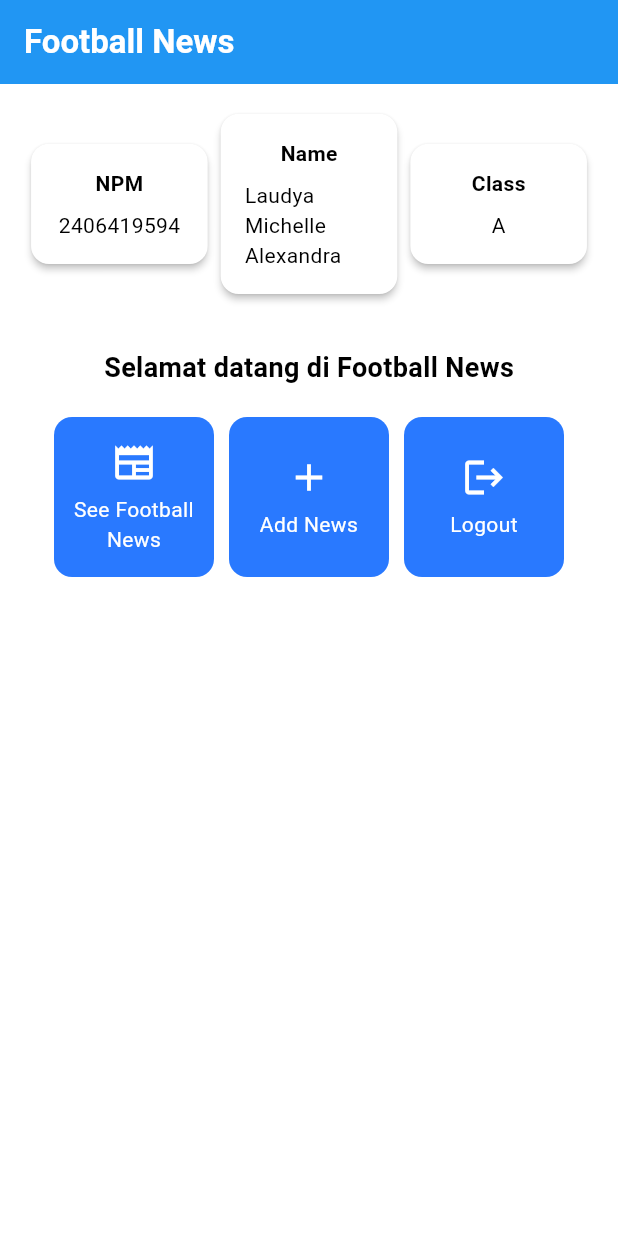
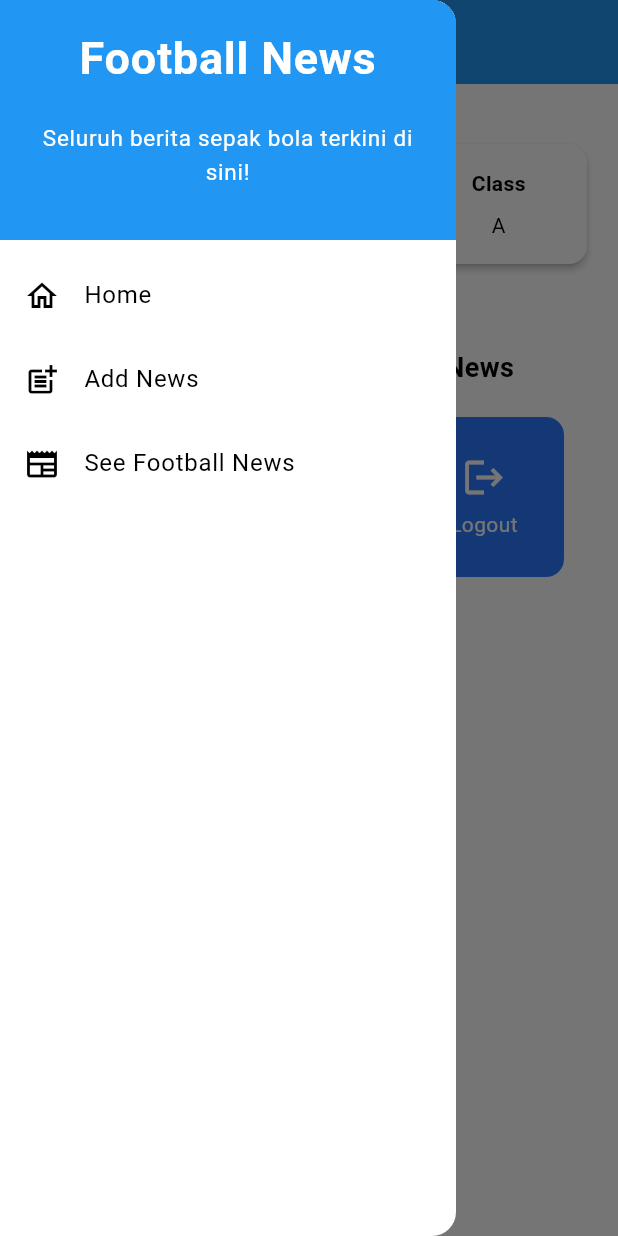
Before and after one commit to michxelle/football-news-mobile, a Flutter app: the screen it shows after launch, with the side drawer open (before the commit the screen has no drawer), on a phone screen of 412 x 824 dp. Run offline on Flutter 3.47's test engine with Material 3 defaults, Android fonts, the phone set to English and light mode, and no system bars.

Commit message:
Completed Tutorial 7

```diff
--- a/lib/main.dart
+++ b/lib/main.dart
@@ -1,5 +1,5 @@
 import 'package:flutter/material.dart';
-import 'package:football_news/menu.dart';
+import 'package:football_news/screens/menu.dart';
 
 void main() {
   runApp(const MyApp());
--- a/lib/menu.dart
+++ b/lib/screens/menu.dart
@@ -1,4 +1,7 @@
 import 'package:flutter/material.dart';
+// Import drawer widget
+import 'package:football_news/widgets/left_drawer.dart';
+import 'package:football_news/widgets/news_card.dart';
 
 class MyHomePage extends StatelessWidget {
   MyHomePage({super.key});
@@ -30,6 +33,7 @@ class MyHomePage extends StatelessWidget {
         // Warna latar belakang AppBar diambil dari skema warna tema aplikasi.
         backgroundColor: Theme.of(context).colorScheme.primary,
       ),
+      drawer: LeftDrawer(),
       // Body halaman dengan padding di sekelilingnya.
       body: Padding(
         padding: const EdgeInsets.all(16.0),
@@ -131,57 +135,3 @@ class ItemHomepage {
 
  ItemHomepage(this.name, this.icon);
 }
-
-class ItemCard extends StatelessWidget {
-  // Menampilkan kartu dengan ikon dan nama.
-
-  final ItemHomepage item;
-
-  const ItemCard(this.item, {super.key});
-
-  @override
-  Widget build(BuildContext context) {
-    return Material(
-      // Menentukan warna latar belakang dari tema aplikasi.
-      color: Theme.of(context).colorScheme.secondary,
-      // Membuat sudut kartu melengkung.
-      borderRadius: BorderRadius.circular(12),
-
-      child: InkWell(
-        // Aksi ketika kartu ditekan.
-        onTap: () {
-          // Menampilkan pesan SnackBar saat kartu ditekan.
-          ScaffoldMessenger.of(context)
-            ..hideCurrentSnackBar()
-            ..showSnackBar(
-              SnackBar(content: Text("Kamu telah menekan tombol ${item.name}!"))
-            );
-        },
-        // Container untuk menyimpan Icon dan Text
-        child: Container(
-          padding: const EdgeInsets.all(8),
-          child: Center(
-            child: Column(
-              // Menyusun ikon dan teks di tengah kartu.
-              mainAxisAlignment: MainAxisAlignment.center,
-              children: [
-                Icon(
-                  item.icon,
-                  color: Colors.white,
-                  size: 30.0,
-                ),
-                const Padding(padding: EdgeInsets.all(3)),
-                Text(
-                  item.name,
-                  textAlign: TextAlign.center,
-                  style: const TextStyle(color: Colors.white),
-                ),
-              ],
-            ),
-          ),
-        ),
-      ),
-    );
-  }
-
-}
--- /dev/null
+++ b/lib/widgets/left_drawer.dart
@@ -0,0 +1,82 @@
+import 'package:flutter/material.dart';
+import 'package:football_news/screens/menu.dart';
+import 'package:football_news/screens/newslist_form.dart';
+
+class LeftDrawer extends StatelessWidget {
+  const LeftDrawer({super.key});
+
+  @override
+  Widget build(BuildContext context) {
+    return Drawer(
+      child: ListView(
+        children: [
+          const DrawerHeader(
+            decoration: BoxDecoration(
+              color: Colors.blue,
+            ),
+            child: Column(
+              children: [
+                Text(
+                  'Football News',
+                  textAlign: TextAlign.center,
+                  style: TextStyle(
+                    fontSize: 30,
+                    fontWeight: FontWeight.bold,
+                    color: Colors.white,
+                  ),
+                ),
+                Padding(padding: EdgeInsets.all(10)),
+                Text(
+                  "Seluruh berita sepak bola terkini di sini!",
+                  textAlign: TextAlign.center,
+                  style: TextStyle(
+                    fontSize: 15,
+                    color: Colors.white,
+                    fontWeight: FontWeight.normal,
+                  ),
+                ),
+              ],
+            ),
+          ),
+          ListTile(
+            leading: const Icon(Icons.home_outlined),
+            title: const Text('Home'),
+            // Bagian redirection ke MyHomePage
+            onTap: () {
+              Navigator.pushReplacement(
+                  context,
+                  MaterialPageRoute(
+                    builder: (context) => MyHomePage(),
+                  ));
+            },
+          ),
+          ListTile(
+            leading: const Icon(Icons.post_add),
+            title: const Text('Add News'),
+            // Bagian redirection ke NewsFormPage
+            onTap: () {
+              Navigator.pushReplacement(
+                context,
+                MaterialPageRoute(
+                  builder: (context) => NewsFormPage(),
+                ),
+              );
+            },
+          ),
+          ListTile(
+            leading: const Icon(Icons.newspaper),
+            title: const Text('See Football News'),
+            onTap: () {
+              Navigator.pushReplacement(
+                context,
+                MaterialPageRoute(
+                  builder: (context) => MyHomePage(),
+                ),
+              );
+            },
+          ),
+        ],
+      ),
+    );
+  }
+}
--- /dev/null
+++ b/lib/widgets/news_card.dart
@@ -0,0 +1,76 @@
+import 'package:flutter/material.dart';
+import 'package:football_news/screens/newslist_form.dart';
+import 'package:football_news/screens/menu.dart';
+
+class ItemCard extends StatelessWidget {
+  // Menampilkan kartu dengan ikon dan nama.
+
+  final ItemHomepage item;
+
+  const ItemCard(this.item, {super.key});
+
+  @override
+  Widget build(BuildContext context) {
+    return Material(
+      // Menentukan warna latar belakang dari tema aplikasi.
+      color: Theme.of(context).colorScheme.secondary,
+      // Membuat sudut kartu melengkung.
+      borderRadius: BorderRadius.circular(12),
+
+      child: InkWell(
+        // Aksi ketika kartu ditekan.
+        onTap: () {
+          // Menampilkan pesan SnackBar saat kartu ditekan.
+          ScaffoldMessenger.of(context)
+            ..hideCurrentSnackBar()
+            ..showSnackBar(
+              SnackBar(content: Text("Kamu telah menekan tombol ${item.name}!"))
+            );
+
+          // Navigate ke route yang sesuai (tergantung jenis tombol)
+          if (item.name == "Add News") {
+            Navigator.push(
+              context,
+              MaterialPageRoute(
+                builder: (context) => const NewsFormPage(),
+              ),
+            );
+          } else if (item.name == "See Football News") {
+            Navigator.pushReplacement(
+              context,
+              MaterialPageRoute(
+                builder: (context) => MyHomePage(),
+              ),
+            );
+          } else if (item.name == "Logout") {
+            Navigator.pop(context);
+          }
+        },
+        // Container untuk menyimpan Icon dan Text
+        child: Container(
+          padding: const EdgeInsets.all(8),
+          child: Center(
+            child: Column(
+              // Menyusun ikon dan teks di tengah kartu.
+              mainAxisAlignment: MainAxisAlignment.center,
+              children: [
+                Icon(
+                  item.icon,
+                  color: Colors.white,
+                  size: 30.0,
+                ),
+                const Padding(padding: EdgeInsets.all(3)),
+                Text(
+                  item.name,
+                  textAlign: TextAlign.center,
+                  style: const TextStyle(color: Colors.white),
+                ),
+              ],
+            ),
+          ),
+        ),
+      ),
+    );
+  }
+
+}
```
Also changed, not shown: lib/screens/newslist_form.dart (added, +213 -0 lines).
